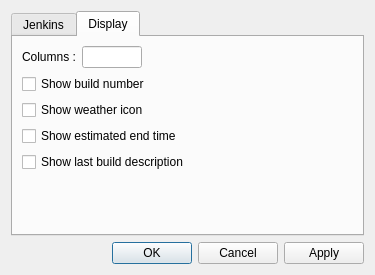
Old version of the form src/views/uis/preferencesdialog.ui in the repository Kaldor37/jenkins-cute-view.
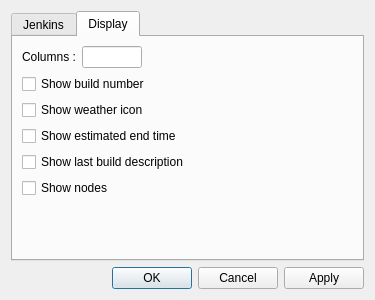
New version of the form. The open tabs and pages were chosen to show the change.

Commit message: - Added an option to display nodes status on the first row

```diff
--- a/src/views/uis/preferencesdialog.ui
+++ b/src/views/uis/preferencesdialog.ui
@@ -10,19 +10,19 @@
     <x>0</x>
     <y>0</y>
     <width>375</width>
-    <height>275</height>
+    <height>300</height>
    </rect>
   </property>
   <property name="minimumSize">
    <size>
     <width>375</width>
-    <height>275</height>
+    <height>300</height>
    </size>
   </property>
   <property name="maximumSize">
    <size>
     <width>375</width>
-    <height>275</height>
+    <height>300</height>
    </size>
   </property>
   <property name="windowTitle">
@@ -222,6 +222,13 @@
          </property>
         </widget>
        </item>
+       <item>
+        <widget class="QCheckBox" name="m_showNodesCheckBox">
+         <property name="text">
+          <string>Show nodes</string>
+         </property>
+        </widget>
+       </item>
        <item>
         <spacer name="verticalSpacer_2">
          <property name="orientation">
```
The commit also changes 17 other files.
